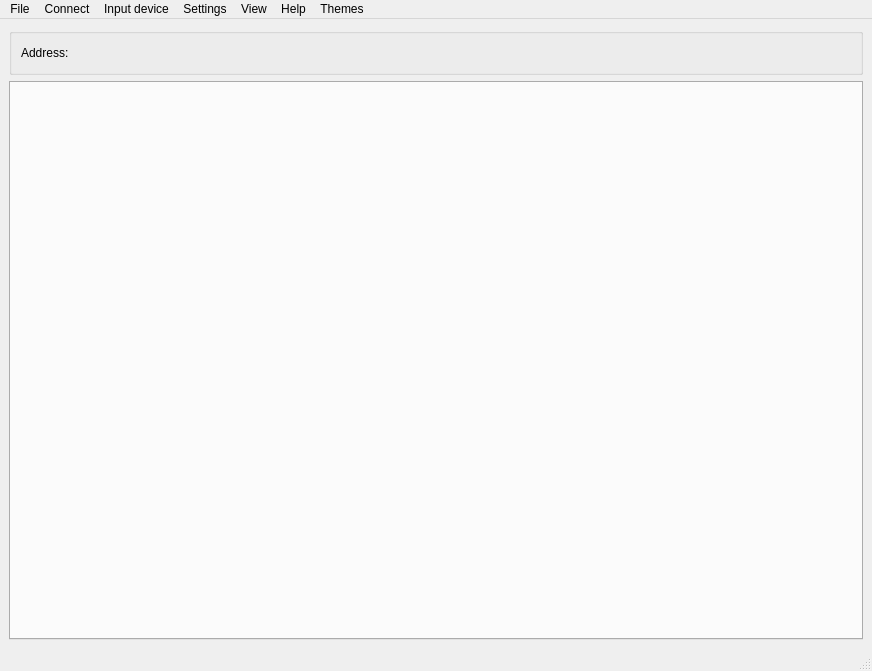
Before: the Qt Designer form tools/gui/ui/main.ui in victorhook/slamdeck, drawn with Qt 5.
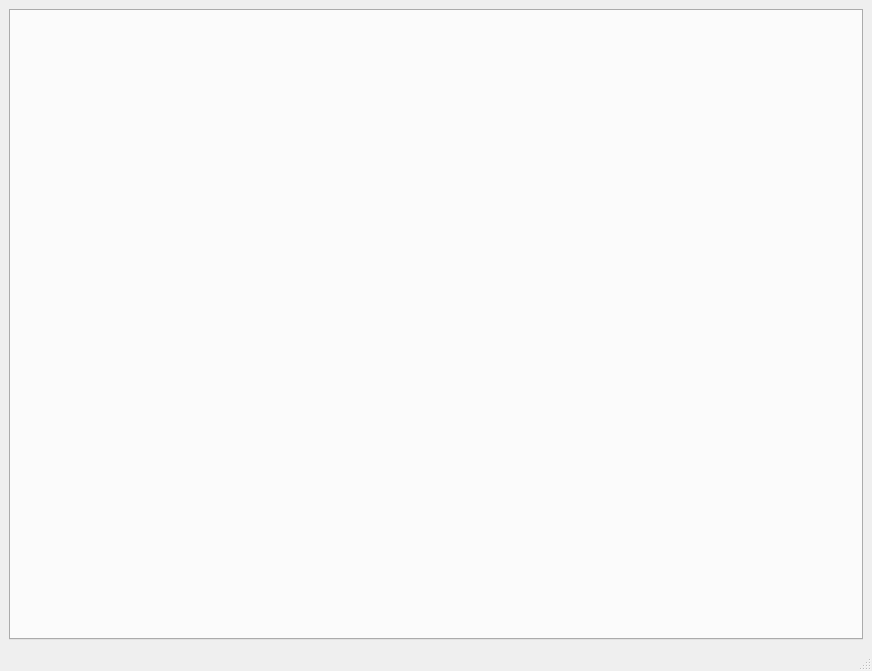
After: the same form once the commit is applied.

The edit to the form file:
```diff
--- a/tools/gui/ui/main.ui
+++ b/tools/gui/ui/main.ui
@@ -23,32 +23,6 @@
       <item>
        <layout class="QGridLayout" name="gridLayout_2"/>
       </item>
-      <item>
-       <widget class="QGroupBox" name="groupBox">
-        <layout class="QHBoxLayout" stretch="0,0,0">
-         <item>
-          <widget class="QLabel" name="addressLabel">
-           <property name="text">
-            <string>Address:</string>
-           </property>
-          </widget>
-         </item>
-         <item>
-          <spacer name="horizontalSpacer_2">
-           <property name="orientation">
-            <enum>Qt::Horizontal</enum>
-           </property>
-           <property name="sizeHint" stdset="0">
-            <size>
-             <width>40</width>
-             <height>20</height>
-            </size>
-           </property>
-          </spacer>
-         </item>
-        </layout>
-       </widget>
-      </item>
       <item>
        <widget class="QScrollArea" name="scrollArea">
         <property name="autoFillBackground">
@@ -75,7 +49,7 @@
            <x>0</x>
            <y>0</y>
            <width>852</width>
-           <height>523</height>
+           <height>621</height>
           </rect>
          </property>
          <property name="sizePolicy">
@@ -121,70 +95,6 @@
     </item>
    </layout>
   </widget>
-  <widget class="QMenuBar" name="menubar">
-   <property name="geometry">
-    <rect>
-     <x>0</x>
-     <y>0</y>
-     <width>872</width>
-     <height>22</height>
-    </rect>
-   </property>
-   <widget class="QMenu" name="menuFile">
-    <property name="title">
-     <string>File</string>
-    </property>
-    <addaction name="separator"/>
-    <addaction name="menuItemExit"/>
-   </widget>
-   <widget class="QMenu" name="menuView">
-    <property name="title">
-     <string>View</string>
-    </property>
-   </widget>
-   <widget class="QMenu" name="menuHelp">
-    <property name="title">
-     <string>Help</string>
-    </property>
-    <addaction name="menuItemAbout"/>
-   </widget>
-   <widget class="QMenu" name="menuSettings">
-    <property name="title">
-     <string>Settings</string>
-    </property>
-    <addaction name="logConfigAction"/>
-    <addaction name="separator"/>
-    <addaction name="_menuItem_openconfigfolder"/>
-   </widget>
-   <widget class="QMenu" name="menuConnect">
-    <property name="title">
-     <string>Connect</string>
-    </property>
-    <addaction name="menuItemConnect"/>
-    <addaction name="menuItemBootloader"/>
-    <addaction name="_menu_cf2_config"/>
-   </widget>
-   <widget class="QMenu" name="_menu_inputdevice">
-    <property name="title">
-     <string>Input device</string>
-    </property>
-    <addaction name="menuItemConfInputDevice"/>
-    <addaction name="_menuitem_rescandevices"/>
-    <addaction name="separator"/>
-   </widget>
-   <widget class="QMenu" name="menuThemes">
-    <property name="title">
-     <string>Themes</string>
-    </property>
-   </widget>
-   <addaction name="menuFile"/>
-   <addaction name="menuConnect"/>
-   <addaction name="_menu_inputdevice"/>
-   <addaction name="menuSettings"/>
-   <addaction name="menuView"/>
-   <addaction name="menuHelp"/>
-   <addaction name="menuThemes"/>
-  </widget>
   <widget class="QStatusBar" name="statusbar"/>
   <action name="menuItemConnect">
    <property name="text">
```
